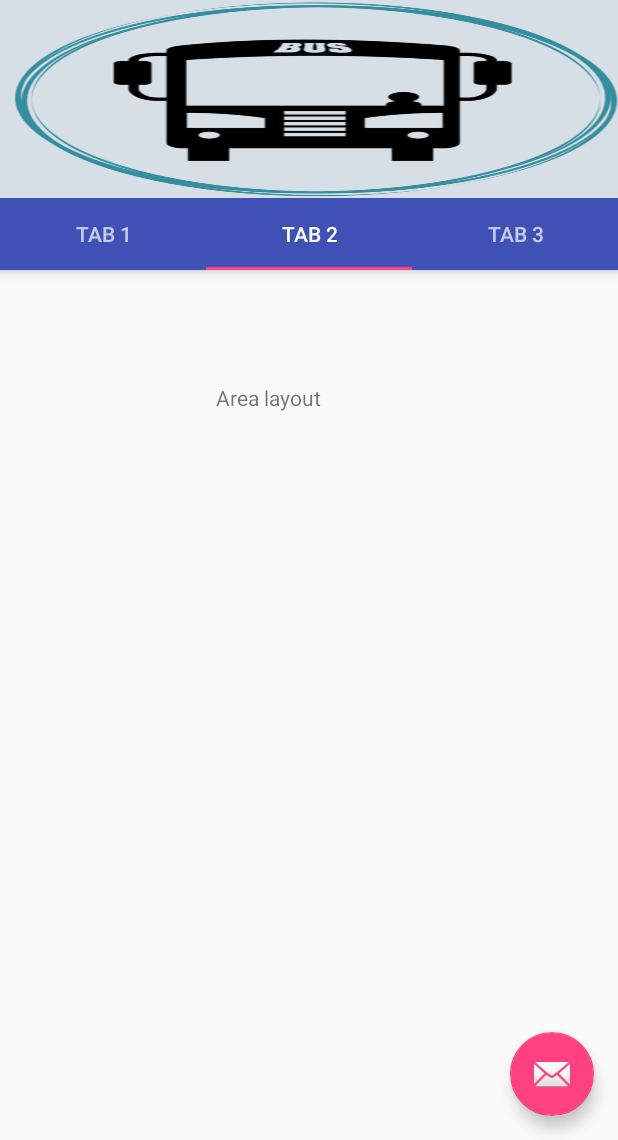
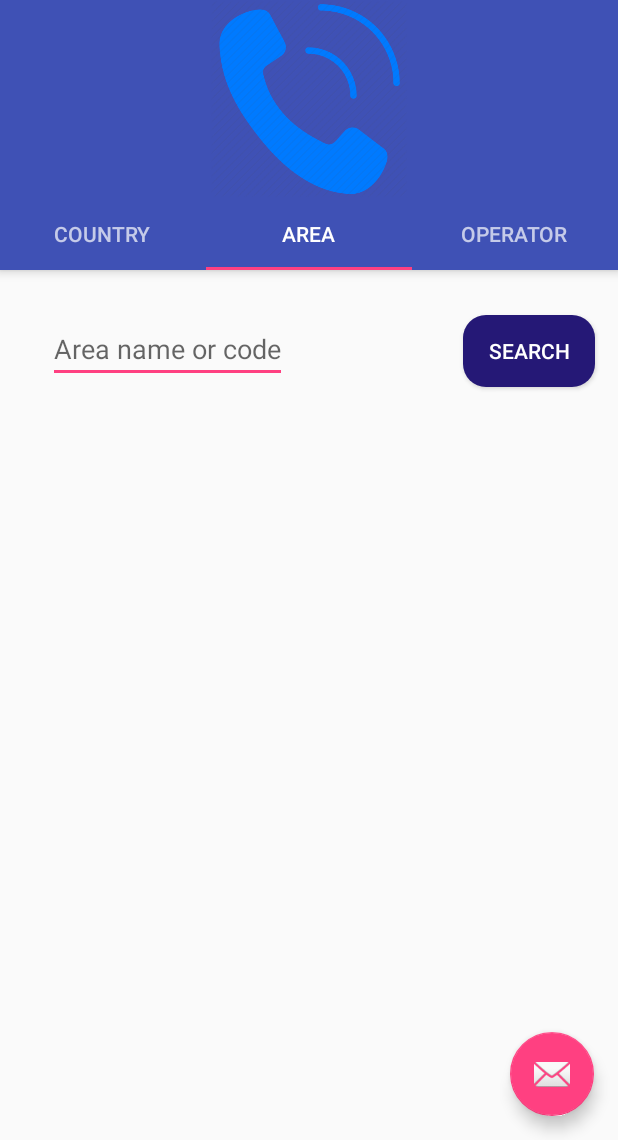
Before and after one commit to Ihalapathirana/PhoneCodes, an Android app: the screen it shows after launch (MainActivity), tab 2 chosen, on a phone screen of 412 x 824 dp, the part 96-1236 px from its top. Run offline under Robolectric (Android 15) with nearby library versions, the phone set to English and light mode, and no system bars.

Commit message:
change names

```diff
--- a/app/src/main/res/layout/activity_main.xml
+++ b/app/src/main/res/layout/activity_main.xml
@@ -30,15 +30,18 @@
         </android.support.v7.widget.Toolbar>
 
         <ImageView
-            android:layout_width="match_parent"
+            android:layout_width="132dp"
             android:layout_height="132dp"
-            android:background="@drawable/wingfi" />
+            android:layout_gravity="center"
+            android:adjustViewBounds="false"
+            android:background="@drawable/phoneimage" />
 
 
         <android.support.design.widget.TabLayout
             android:id="@+id/tabs"
             android:layout_width="match_parent"
-            android:layout_height="wrap_content">
+            android:layout_height="wrap_content"
+            >
 
             <android.support.design.widget.TabItem
                 android:id="@+id/tabItem"
--- a/app/src/main/res/layout/area_layout.xml
+++ b/app/src/main/res/layout/area_layout.xml
@@ -2,15 +2,29 @@
 <RelativeLayout xmlns:android="http://schemas.android.com/apk/res/android"
     android:layout_width="match_parent" android:layout_height="match_parent">
 
-    <TextView
-        android:id="@+id/textView"
+    <AutoCompleteTextView
+        android:id="@+id/autoCompleteTextView"
         android:layout_width="wrap_content"
         android:layout_height="wrap_content"
         android:layout_alignParentLeft="true"
         android:layout_alignParentStart="true"
         android:layout_alignParentTop="true"
-        android:layout_marginLeft="144dp"
-        android:layout_marginStart="144dp"
-        android:layout_marginTop="75dp"
-        android:text="Area layout" />
+        android:layout_marginLeft="32dp"
+        android:layout_marginStart="32dp"
+        android:layout_marginTop="30dp"
+        android:hint="Area name or code" />
+
+    <Button
+        android:id="@+id/button"
+        android:layout_width="wrap_content"
+        android:layout_height="wrap_content"
+        android:layout_alignParentEnd="true"
+        android:layout_alignParentRight="true"
+        android:layout_alignTop="@+id/autoCompleteTextView"
+        android:layout_marginEnd="15dp"
+        android:layout_marginRight="15dp"
+        android:text="Search"
+        android:textColor="#ffffff"
+        android:background="@drawable/round_corner_button"
+        />
 </RelativeLayout>
--- a/app/src/main/res/layout/country_layout.xml
+++ b/app/src/main/res/layout/country_layout.xml
@@ -12,7 +12,7 @@
         android:layout_marginLeft="32dp"
         android:layout_marginStart="32dp"
         android:layout_marginTop="30dp"
-        android:hint="Enter country name or code" />
+        android:hint="Country name or code" />
 
     <Button
         android:id="@+id/button"
@@ -23,6 +23,7 @@
         android:layout_alignTop="@+id/autoCompleteTextView"
         android:layout_marginEnd="15dp"
         android:layout_marginRight="15dp"
+        android:paddingLeft="5dp"
         android:text="Search"
         android:textColor="#ffffff"
         android:background="@drawable/round_corner_button"
--- a/app/src/main/res/values/strings.xml
+++ b/app/src/main/res/values/strings.xml
@@ -1,8 +1,8 @@
 <resources>
     <string name="app_name">Phone Code</string>
-    <string name="tab_text_1">Tab 1</string>
-    <string name="tab_text_2">Tab 2</string>
-    <string name="tab_text_3">Tab 3</string>
+    <string name="tab_text_1">Country</string>
+    <string name="tab_text_2">Area</string>
+    <string name="tab_text_3">Operator</string>
     <string name="action_settings">Settings</string>
     <string name="section_format">Hello World from section: %1$d</string>
 </resources>
```
Also changed, not shown: app/src/main/res/layout/operator_layout.xml (+20 -6 lines), app/src/main/res/drawable/phoneimage.png (added).
